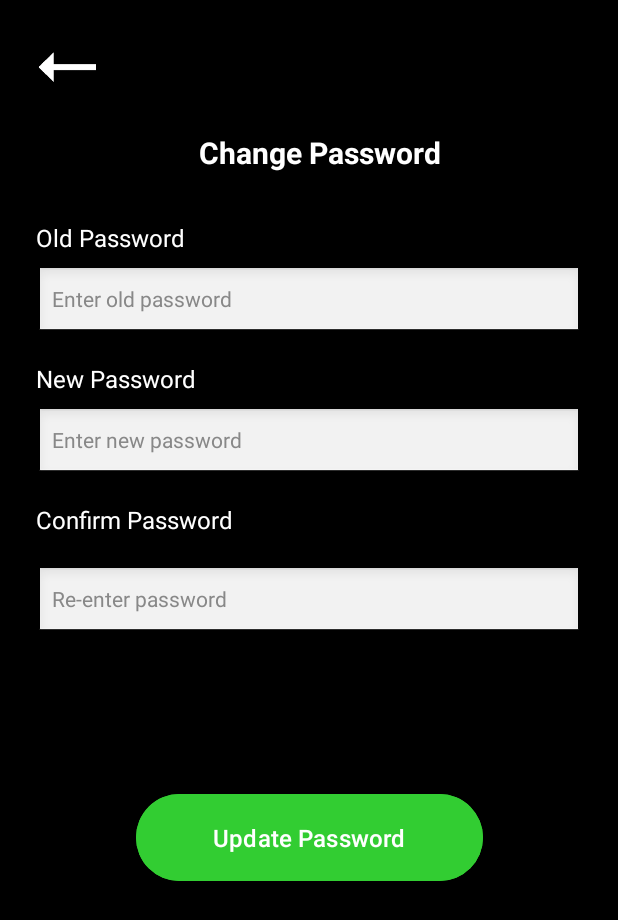
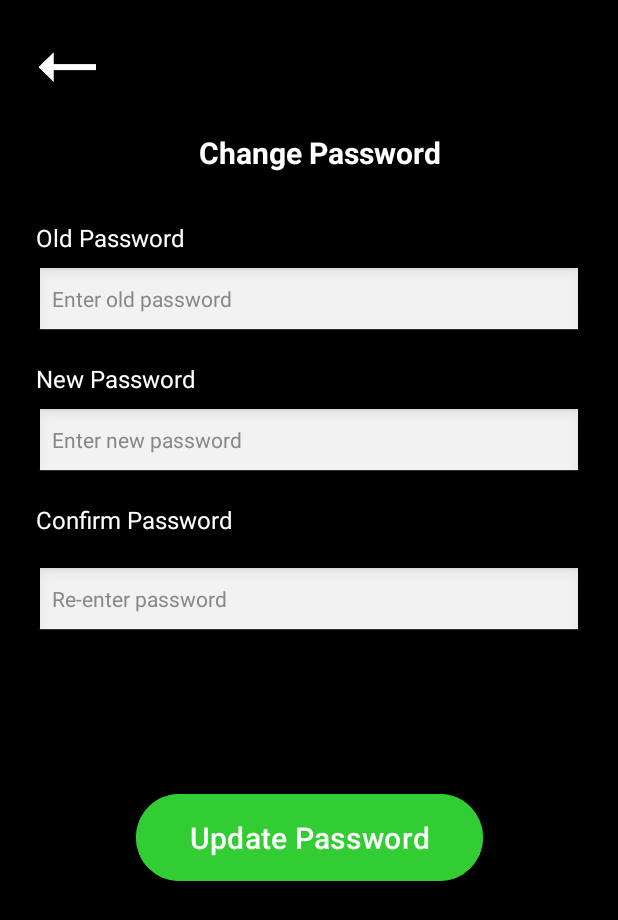
Before and after one commit to Baralsurekha/Task-management, an Android app: the changePassword screen opened directly, with no data from a screen before it, on a phone screen of 412 x 824 dp. Shown: the top 920 px of the screen. Run offline under Robolectric (Android 15) with nearby library versions, the phone set to English and light mode, and no system bars; our stand-ins replace Firebase (no records; nobody signed in at launch, a user with empty details on screens opened directly).

Commit message:
Fixed layout

```diff
--- a/app/src/main/res/layout/activity_change_password.xml
+++ b/app/src/main/res/layout/activity_change_password.xml
@@ -58,7 +58,7 @@
             android:inputType="textPassword"
             android:textSize="14sp"
             android:background="@android:drawable/edit_text"
-            android:textColor="#FFFFFF"
+            android:textColor="@color/black"
             android:textColorHint="#888888"
             app:layout_constraintTop_toBottomOf="@id/labelOldPassword"
             app:layout_constraintStart_toStartOf="parent"
@@ -86,7 +86,7 @@
             android:inputType="textPassword"
             android:textSize="14sp"
             android:background="@android:drawable/edit_text"
-            android:textColor="#FFFFFF"
+            android:textColor="@color/black"
             android:textColorHint="#888888"
             app:layout_constraintTop_toBottomOf="@id/labelNewPassword"
             app:layout_constraintStart_toStartOf="parent"
@@ -114,7 +114,7 @@
             android:inputType="textPassword"
             android:textSize="14sp"
             android:background="@android:drawable/edit_text"
-            android:textColor="#FFFFFF"
+            android:textColor="@color/black"
             android:textColorHint="#888888"
             app:layout_constraintTop_toBottomOf="@id/labelConfirmPassword"
             app:layout_constraintStart_toStartOf="parent"
@@ -130,7 +130,7 @@
             android:text="Update Password"
             android:textAllCaps="false"
             android:textColor="#FFFFFF"
-            android:textSize="16sp"
+            android:textSize="20sp"
             app:layout_constraintEnd_toEndOf="parent"
             app:layout_constraintStart_toStartOf="parent"
             app:layout_constraintTop_toBottomOf="@id/etConfirmPassword" />
--- a/app/src/main/res/layout/activity_create_task.xml
+++ b/app/src/main/res/layout/activity_create_task.xml
@@ -68,7 +68,7 @@
 
     <Spinner
         android:id="@+id/spinner"
-        android:layout_width="390dp"
+        android:layout_width="375dp"
         android:layout_height="70dp"
         android:layout_marginStart="16dp"
         android:layout_marginTop="16dp"
```
